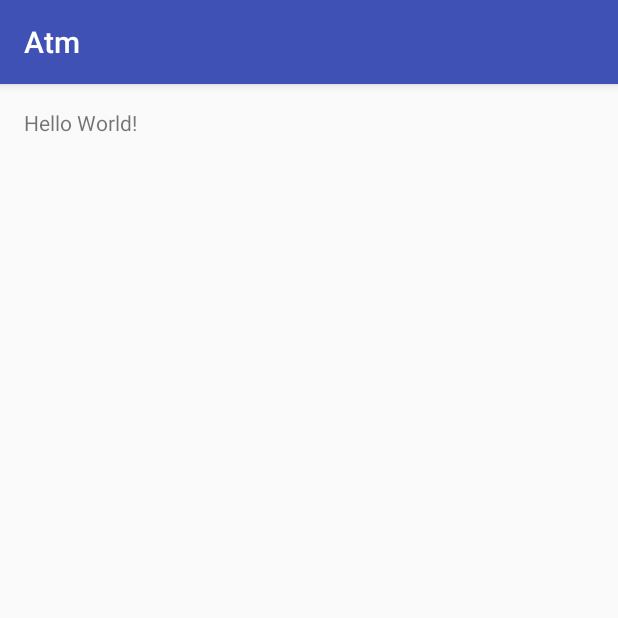
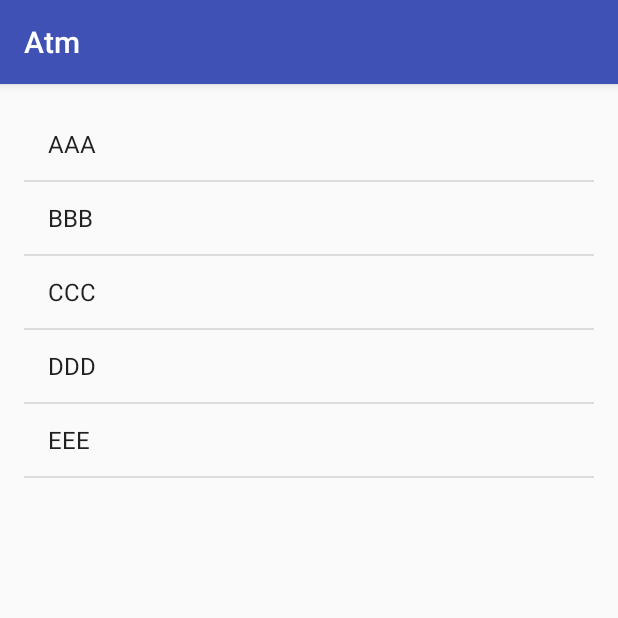
Before and after one commit to woodcut/Atm_Class, an Android app: the MainActivity screen opened directly, with no data from a screen before it, on a phone screen of 412 x 824 dp, the top half of it. Run offline under Robolectric (Android 15) with nearby library versions, the phone set to English and light mode, and no system bars.

Commit message:
ListView初探

```diff
--- a/app/src/main/java/com/tom/atm/MainActivity.java
+++ b/app/src/main/java/com/tom/atm/MainActivity.java
@@ -3,20 +3,29 @@ package com.tom.atm;
 import android.content.Intent;
 import android.support.v7.app.AppCompatActivity;
 import android.os.Bundle;
+import android.widget.ArrayAdapter;
+import android.widget.ListView;
 import android.widget.Toast;
 
 public class MainActivity extends AppCompatActivity {
     private static final int REQUEST_LOGIN = 50;
     boolean logon = false;
+    String[] func = {"AAA", "BBB", "CCC", "DDD", "EEE"};
     @Override
     protected void onCreate(Bundle savedInstanceState) {
         super.onCreate(savedInstanceState);
         setContentView(R.layout.activity_main);
+        ListView list = (ListView) findViewById(R.id.list);
+        ArrayAdapter<String> adapter = new ArrayAdapter<String>(this,
+                android.R.layout.simple_list_item_1, func);
+        list.setAdapter(adapter);
+
         if (!logon){
             Intent intent = new Intent(this, LoginActivity.class);
             startActivityForResult(intent, REQUEST_LOGIN);
 //            startActivity(new Intent(this, LoginActivity.class));
         }
+
     }
 
     @Override
--- a/app/src/main/res/layout/activity_main.xml
+++ b/app/src/main/res/layout/activity_main.xml
@@ -9,8 +9,11 @@
     android:paddingTop="@dimen/activity_vertical_margin"
     tools:context="com.tom.atm.MainActivity">
 
-    <TextView
-        android:layout_width="wrap_content"
-        android:layout_height="wrap_content"
-        android:text="Hello World!" />
+    <ListView
+        android:layout_width="match_parent"
+        android:layout_height="match_parent"
+        android:layout_alignParentTop="true"
+        android:layout_alignParentLeft="true"
+        android:layout_alignParentStart="true"
+        android:id="@+id/list" />
 </RelativeLayout>
```
Also changed, not shown: app/src/main/AndroidManifest.xml (+4 -4 lines), app/src/main/res/layout/activity_login2.xml (+59 -0 lines).
